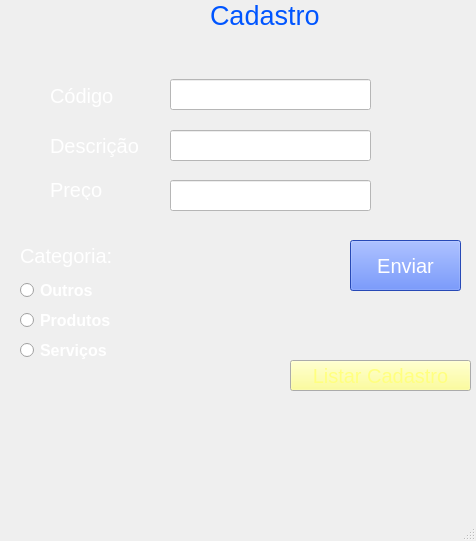
DanielRogerioRibeiro/Product-Registration-in-Python-MySQL-PART-3, file formulario.ui: the form before one commit.
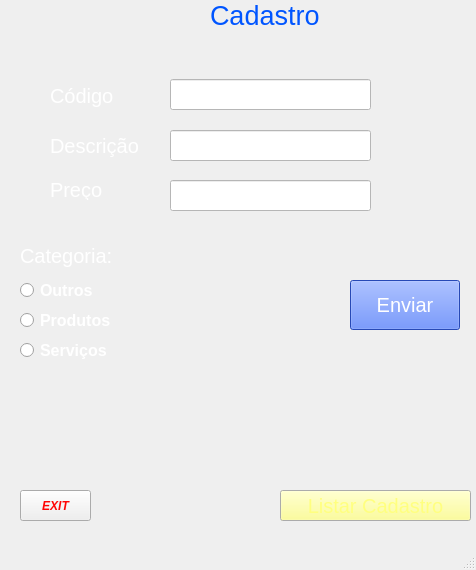
The form after the commit. Icons and pictures are not drawn.

Commit message: Creating the closure_formulario function and inserting the button to exit the program.

Diff of the .ui file:
```diff
--- a/formulario.ui
+++ b/formulario.ui
@@ -7,13 +7,13 @@
     <x>0</x>
     <y>0</y>
     <width>476</width>
-    <height>541</height>
+    <height>570</height>
    </rect>
   </property>
   <property name="maximumSize">
    <size>
     <width>476</width>
-    <height>541</height>
+    <height>570</height>
    </size>
   </property>
   <property name="windowTitle">
@@ -32,9 +32,9 @@
     <property name="geometry">
      <rect>
       <x>350</x>
-      <y>240</y>
-      <width>111</width>
-      <height>51</height>
+      <y>280</y>
+      <width>110</width>
+      <height>50</height>
      </rect>
     </property>
     <property name="font">
@@ -879,9 +879,9 @@
    <widget class="QPushButton" name="pushButton_2">
     <property name="geometry">
      <rect>
-      <x>290</x>
-      <y>360</y>
-      <width>181</width>
+      <x>280</x>
+      <y>490</y>
+      <width>191</width>
       <height>31</height>
      </rect>
     </property>
@@ -958,6 +958,63 @@
      <string>Listar Cadastro</string>
     </property>
    </widget>
+   <widget class="QPushButton" name="pushButton_3">
+    <property name="geometry">
+     <rect>
+      <x>20</x>
+      <y>490</y>
+      <width>71</width>
+      <height>31</height>
+     </rect>
+    </property>
+    <property name="palette">
+     <palette>
+      <active>
+       <colorrole role="ButtonText">
+        <brush brushstyle="SolidPattern">
+         <color alpha="255">
+          <red>255</red>
+          <green>6</green>
+          <blue>6</blue>
+         </color>
+        </brush>
+       </colorrole>
+      </active>
+      <inactive>
+       <colorrole role="ButtonText">
+        <brush brushstyle="SolidPattern">
+         <color alpha="255">
+          <red>255</red>
+          <green>6</green>
+          <blue>6</blue>
+         </color>
+        </brush>
+       </colorrole>
+      </inactive>
+      <disabled>
+       <colorrole role="ButtonText">
+        <brush brushstyle="SolidPattern">
+         <color alpha="255">
+          <red>120</red>
+          <green>120</green>
+          <blue>120</blue>
+         </color>
+        </brush>
+       </colorrole>
+      </disabled>
+     </palette>
+    </property>
+    <property name="font">
+     <font>
+      <weight>75</weight>
+      <italic>true</italic>
+      <bold>true</bold>
+     </font>
+    </property>
+    <property name="text">
+     <string>EXIT</string>
+    </property>
+   </widget>
   </widget>
   <widget class="QMenuBar" name="menubar">
    <property name="geometry">
```
The commit also changes 1 other file.
